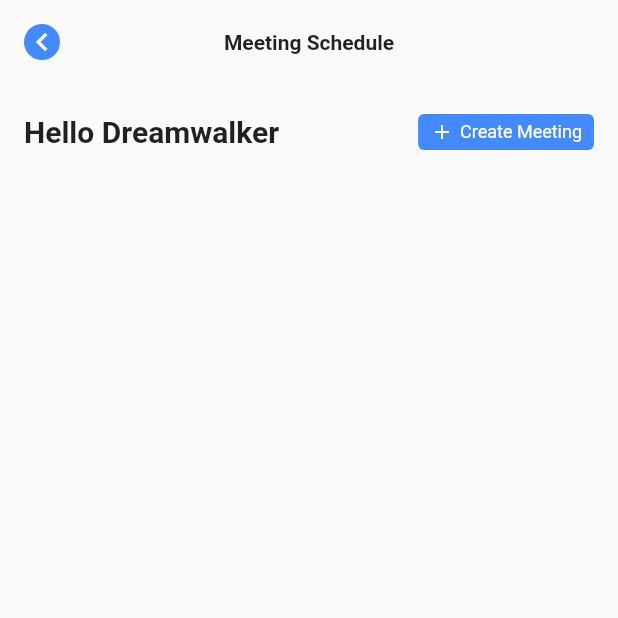
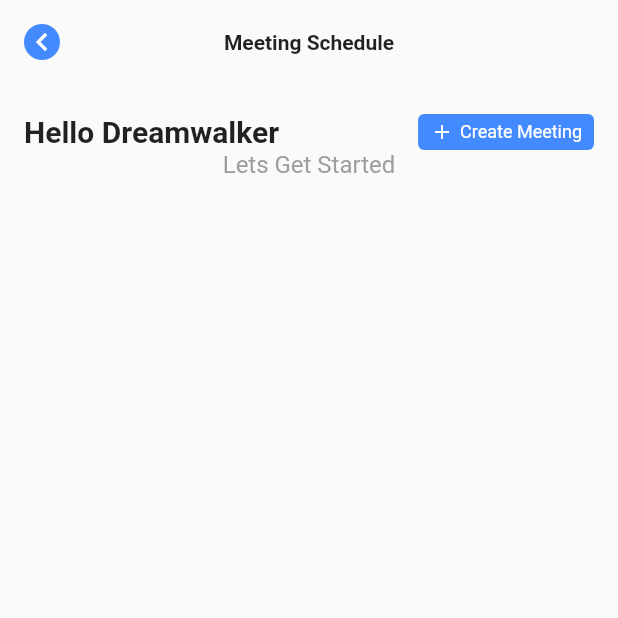
Before and after one commit to JAICHANGPARK/flutter_notebook_19th_story, a Flutter app: the screen it shows after launch, on a phone screen of 412 x 824 dp, the top half of it. Run offline on Flutter 3.47's test engine with Material 2 defaults, Android fonts, the phone set to English and light mode, and no system bars; our stand-ins replace bubble_tab_indicator, cached_network_image, countup, fl_chart, flutter_riverpod, freezed_annotation and 2 more.

Commit message:
Update office_main_page.dart

```diff
--- a/lib/ep1139_office_meeting_app/src/ui/office_main_page.dart
+++ b/lib/ep1139_office_meeting_app/src/ui/office_main_page.dart
@@ -45,41 +45,53 @@ class _OfficeMainPageState extends State<OfficeMainPage> {
                   ],
                 ),
               ),
-              SizedBox(height: 36,),
+              const SizedBox(
+                height: 36,
+              ),
               Row(
                 mainAxisAlignment: MainAxisAlignment.spaceBetween,
                 children: [
-                  Text("Hello Dreamwalker", style: TextStyle(
-                    fontWeight: FontWeight.bold,
-                    fontSize: 20
-                  ),),
-
-
+                  const Text(
+                    "Hello Dreamwalker",
+                    style: TextStyle(
+                      fontWeight: FontWeight.bold,
+                      fontSize: 20,
+                    ),
+                  ),
                   Container(
-                    padding: EdgeInsets.symmetric(horizontal: 8, vertical: 4),
+                    padding: const EdgeInsets.symmetric(horizontal: 8, vertical: 4),
                     decoration: BoxDecoration(
                       color: Colors.blueAccent,
                       borderRadius: BorderRadius.circular(4),
                     ),
                     child: Row(
-                      children: [
+                      children: const [
                         Icon(
                           Icons.add,
                           color: Colors.white,
                           size: 16,
                         ),
-                        SizedBox(width: 4,),
+                        SizedBox(
+                          width: 4,
+                        ),
                         Text(
                           "Create Meeting",
                           style: TextStyle(
                             color: Colors.white,
-                            fontSize: 12
+                            fontSize: 12,
                           ),
                         )
                       ],
                     ),
                   )
                 ],
+              ),
+              const Text(
+                "Lets Get Started",
+                style: TextStyle(
+                  fontSize: 16,
+                  color: Colors.grey,
+                ),
               )
             ],
           ),
```
